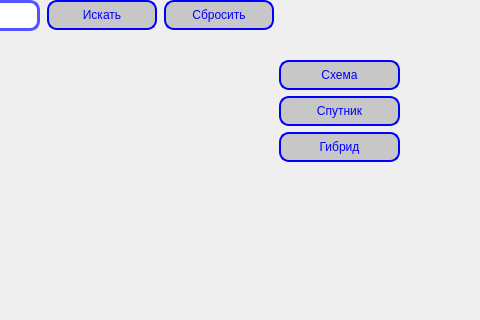
Before: the Qt Designer form ui_file.ui in Mathew5555/WEB-MapsAPI, drawn with Qt 5; both pictures show x 351 to 831 and y 0 to 320 of the 831 by 528 pixel window.
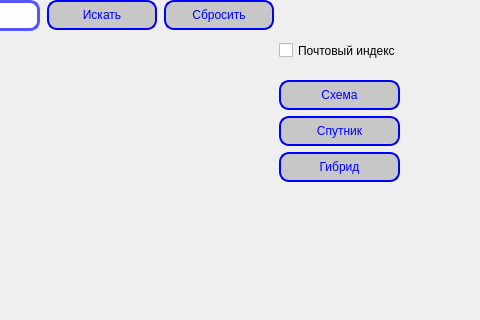
After: the same form once the commit is applied.

Commit message: Большая задача по Maps API. Часть №10

What changed in the file:
```diff
--- a/ui_file.ui
+++ b/ui_file.ui
@@ -18,7 +18,7 @@
     <property name="geometry">
      <rect>
       <x>630</x>
-      <y>60</y>
+      <y>80</y>
       <width>121</width>
       <height>104</height>
      </rect>
@@ -104,6 +104,22 @@
      </item>
     </layout>
    </widget>
+   <widget class="QCheckBox" name="post">
+    <property name="geometry">
+     <rect>
+      <x>630</x>
+      <y>40</y>
+      <width>161</width>
+      <height>21</height>
+     </rect>
+    </property>
+    <property name="styleSheet">
+     <string notr="true">font: 12pt &quot;MS Shell Dlg 2&quot;;</string>
+    </property>
+    <property name="text">
+     <string>Почтовый индекс</string>
+    </property>
+   </widget>
    <widget class="QWidget" name="">
     <property name="geometry">
      <rect>
```
The commit also changes 1 other file.
